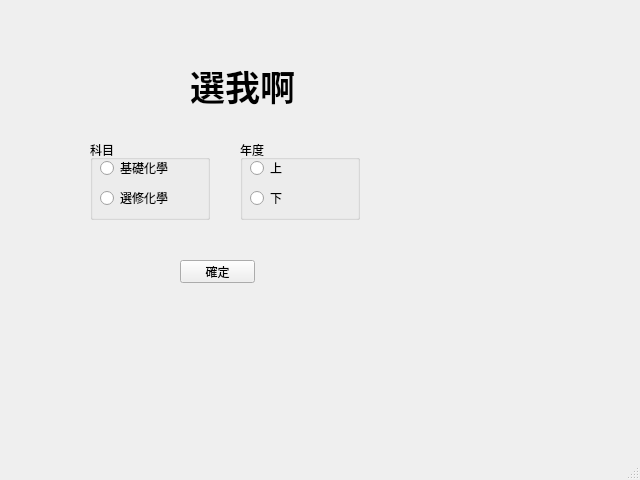
allen880612/Question-Database-System, file view/test.ui: the form before one commit.
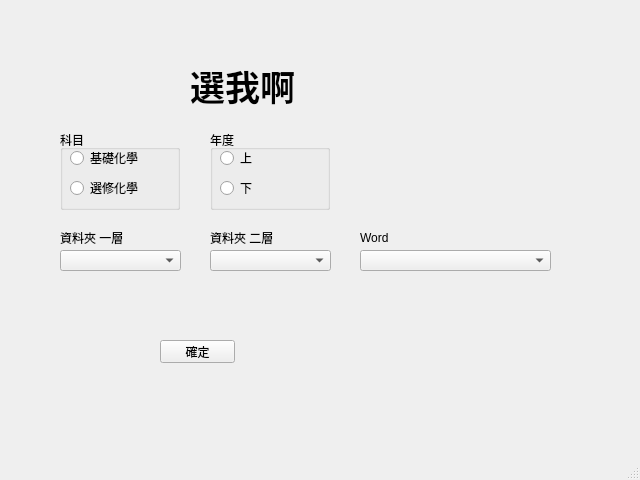
The form after the commit.

Commit message: QDS Ver 0.0.4 : Finish comboBox os.work() maybe can build them more effenicy and more flexible

Patch:
```diff
--- a/view/test.ui
+++ b/view/test.ui
@@ -38,8 +38,8 @@
    <widget class="QPushButton" name="btn_confirm">
     <property name="geometry">
      <rect>
-      <x>180</x>
-      <y>260</y>
+      <x>160</x>
+      <y>340</y>
       <width>75</width>
       <height>23</height>
      </rect>
@@ -51,8 +51,8 @@
    <widget class="QGroupBox" name="group_1">
     <property name="geometry">
      <rect>
-      <x>90</x>
-      <y>140</y>
+      <x>60</x>
+      <y>130</y>
       <width>120</width>
       <height>80</height>
      </rect>
@@ -96,8 +96,8 @@
    <widget class="QGroupBox" name="group_2">
     <property name="geometry">
      <rect>
-      <x>240</x>
-      <y>140</y>
+      <x>210</x>
+      <y>130</y>
       <width>120</width>
       <height>80</height>
      </rect>
@@ -138,6 +138,75 @@
      </property>
     </widget>
    </widget>
+   <widget class="QComboBox" name="cBox_dir1">
+    <property name="geometry">
+     <rect>
+      <x>60</x>
+      <y>250</y>
+      <width>121</width>
+      <height>21</height>
+     </rect>
+    </property>
+   </widget>
+   <widget class="QComboBox" name="cBox_dir2">
+    <property name="geometry">
+     <rect>
+      <x>210</x>
+      <y>250</y>
+      <width>121</width>
+      <height>21</height>
+     </rect>
+    </property>
+   </widget>
+   <widget class="QComboBox" name="cBox_word">
+    <property name="geometry">
+     <rect>
+      <x>360</x>
+      <y>250</y>
+      <width>191</width>
+      <height>21</height>
+     </rect>
+    </property>
+   </widget>
+   <widget class="QLabel" name="label_2">
+    <property name="geometry">
+     <rect>
+      <x>60</x>
+      <y>230</y>
+      <width>71</width>
+      <height>16</height>
+     </rect>
+    </property>
+    <property name="text">
+     <string>資料夾 一層</string>
+    </property>
+   </widget>
+   <widget class="QLabel" name="label_3">
+    <property name="geometry">
+     <rect>
+      <x>210</x>
+      <y>230</y>
+      <width>71</width>
+      <height>16</height>
+     </rect>
+    </property>
+    <property name="text">
+     <string>資料夾 二層</string>
+    </property>
+   </widget>
+   <widget class="QLabel" name="label_4">
+    <property name="geometry">
+     <rect>
+      <x>360</x>
+      <y>230</y>
+      <width>71</width>
+      <height>16</height>
+     </rect>
+    </property>
+    <property name="text">
+     <string>Word</string>
+    </property>
+   </widget>
   </widget>
   <widget class="QMenuBar" name="menubar">
    <property name="geometry">
```
The commit also changes 28 other files.
